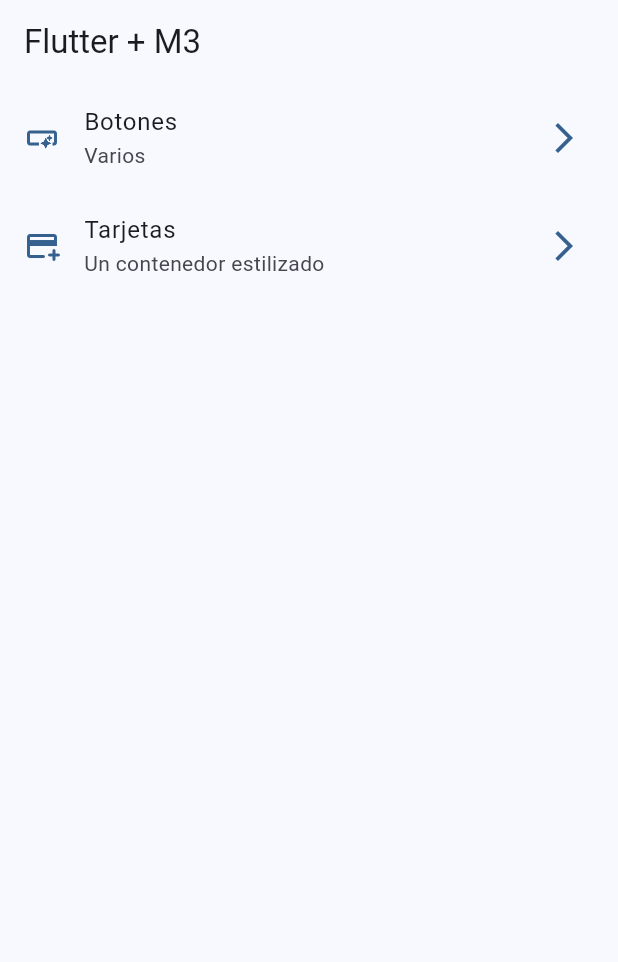
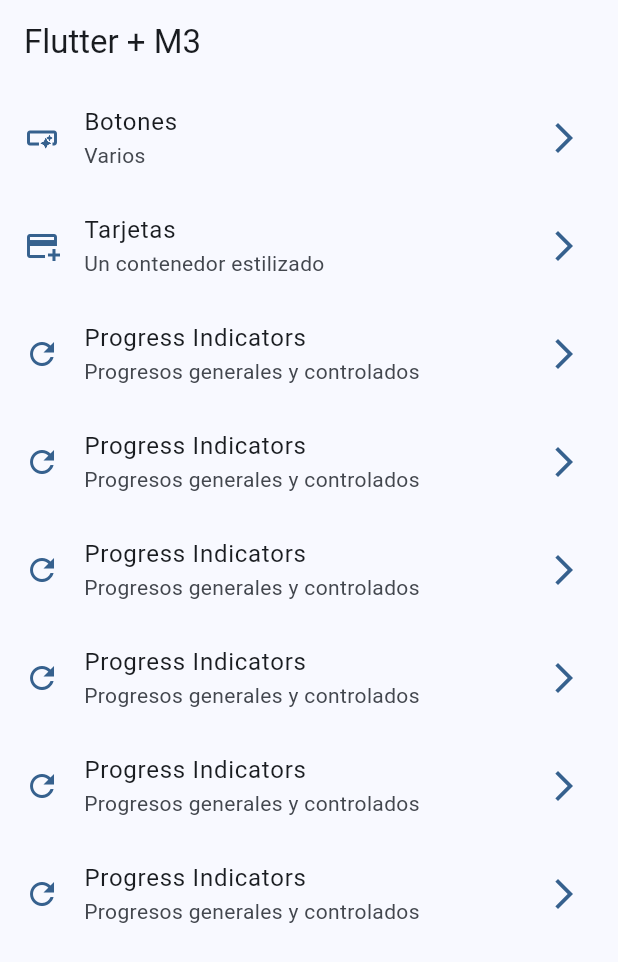
Before and after one commit to Ricardo7173/orgg_widget_app, a Flutter app: the screen it shows after launch, on a phone screen of 412 x 824 dp. Shown: the top 962 px of the screen. Run offline on Flutter 3.47's test engine with Material 3 defaults, Android fonts, the phone set to English and light mode, and no system bars; our stand-ins replace go_router.

Commit message:
Progress Indicator

```diff
--- a/lib/config/menu/menu_item.dart
+++ b/lib/config/menu/menu_item.dart
@@ -27,6 +27,49 @@
     title: 'Tarjetas',
     subTitle: 'Un contenedor estilizado',
     link: '/cards',
-    icon: Icons.add_card_rounded
-  )
+    icon: Icons.add_card_outlined
+  ),
+
+  MenuItem(
+    title: 'Progress Indicators',
+    subTitle: 'Progresos generales y controlados',
+    link: '/progress',
+    icon: Icons.refresh_outlined
+  ),
+
+  MenuItem(
+    title: 'Progress Indicators',
+    subTitle: 'Progresos generales y controlados',
+    link: '/progress',
+    icon: Icons.refresh_outlined
+  ),
+
+  MenuItem(
+    title: 'Progress Indicators',
+    subTitle: 'Progresos generales y controlados',
+    link: '/progress',
+    icon: Icons.refresh_outlined
+  ),
+
+  MenuItem(
+    title: 'Progress Indicators',
+    subTitle: 'Progresos generales y controlados',
+    link: '/progress',
+    icon: Icons.refresh_outlined
+  ),
+
+  MenuItem(
+    title: 'Progress Indicators',
+    subTitle: 'Progresos generales y controlados',
+    link: '/progress',
+    icon: Icons.refresh_outlined
+  ),
+
+  MenuItem(
+    title: 'Progress Indicators',
+    subTitle: 'Progresos generales y controlados',
+    link: '/progress',
+    icon: Icons.refresh_outlined
+  ),
+
 ];
--- a/lib/config/router/app_router.dart
+++ b/lib/config/router/app_router.dart
@@ -20,5 +20,10 @@
       builder: (context, state) => const CardsScreen(),
       ),
 
+      GoRoute(
+      path: '/progress',
+      builder: (context, state) => const ProgressScreen(),
+      ),
+
   ]
 );
```
Also changed, not shown: lib/presentacion/screens/progress/progress_screen.dart (+62 -1 lines).
